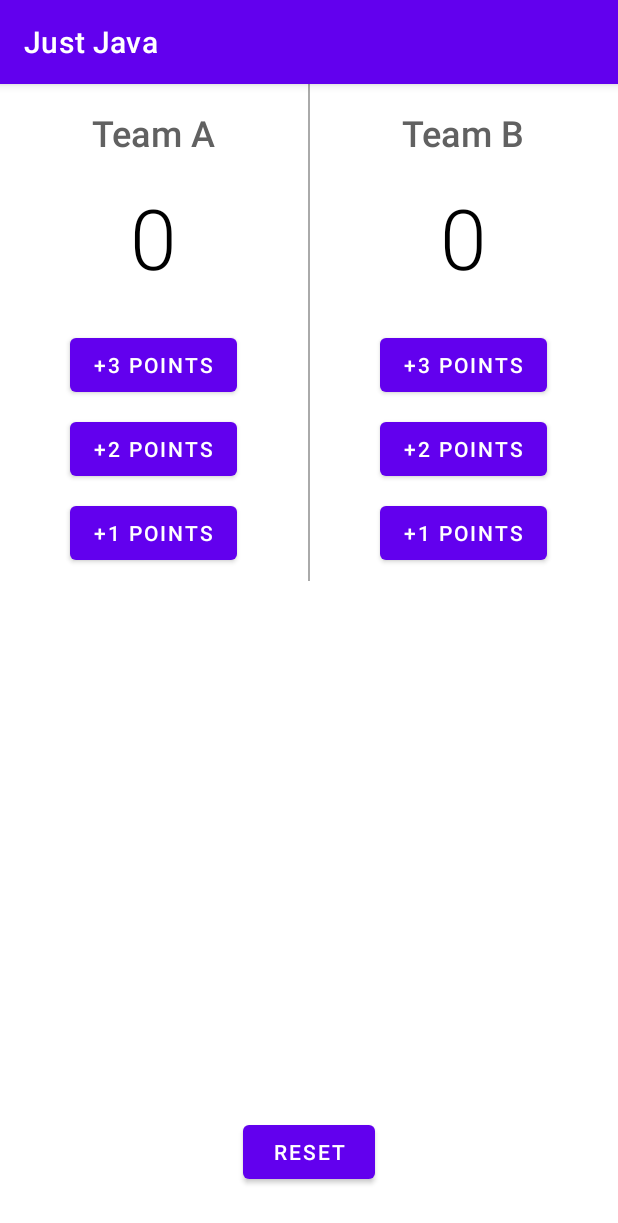
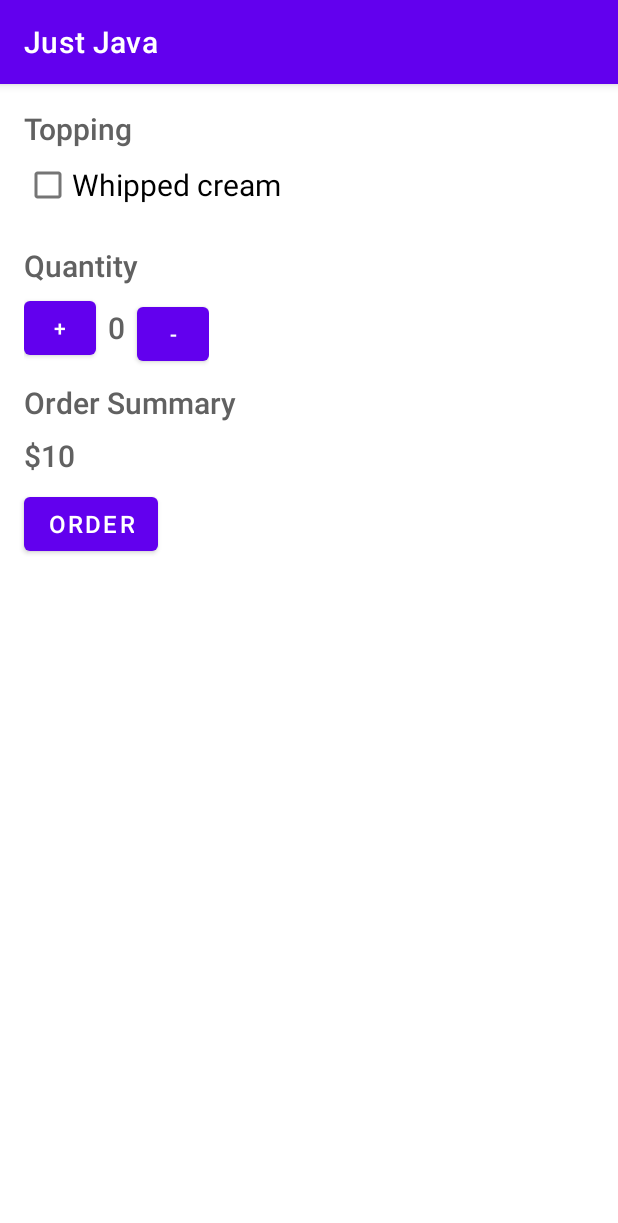
Before and after one commit to Trang90/JustJava, an Android app: the screen it shows after launch (MainActivity), on a phone screen of 412 x 824 dp. Shown: the top 1223 px of the screen. Run offline under Robolectric (Android 15) with nearby library versions, the phone set to English and light mode, and no system bars.

Commit message:
coffee order

```diff
--- a/app/src/main/java/com/example/android/justjava/MainActivity.java
+++ b/app/src/main/java/com/example/android/justjava/MainActivity.java
@@ -4,15 +4,15 @@ import androidx.appcompat.app.AppCompatActivity;
 
 import android.os.Bundle;
 import android.view.View;
+import android.widget.CheckBox;
 
 import com.example.android.justjava.databinding.ActivityMainBinding;
 
 public class MainActivity extends AppCompatActivity {
 
     private ActivityMainBinding binding;
-    int scoreA = 0;
-    int scoreB = 0;
-    String text;
+    int quantity = 0;
+    int price =0;
 
     @Override
     protected void onCreate(Bundle savedInstanceState) {
@@ -22,62 +22,30 @@ public class MainActivity extends AppCompatActivity {
         setContentView(binding.getRoot());
 
 
-        binding.tv1pA.setOnClickListener(new View.OnClickListener() {
+        binding.btnMinus.setOnClickListener(new View.OnClickListener() {
             @Override
             public void onClick(View v) {
-                scoreA = scoreA +1;
-                displayA(scoreA);
+                quantity = quantity - 1;
+                displayQuantity(quantity);
             }
         });
 
-        binding.tv2pA.setOnClickListener(new View.OnClickListener() {
+        binding.btnPlus.setOnClickListener(new View.OnClickListener() {
             @Override
             public void onClick(View v) {
-                scoreA = scoreA +2;
-                displayA(scoreA);
+                quantity = quantity +1;
+                displayQuantity(quantity);
             }
         });
 
-        binding.tv3pA.setOnClickListener(new View.OnClickListener() {
+        binding.btnOrder.setOnClickListener(new View.OnClickListener() {
             @Override
             public void onClick(View v) {
-                scoreA = scoreA +3;
-                displayA(scoreA);
-            }
-        });
-
-        binding.tvReset.setOnClickListener(new View.OnClickListener() {
-            @Override
-            public void onClick(View v) {
-                displayB(0);
-                displayA(0);
-            }
-        });
-
-        binding.tv1pB.setOnClickListener(new View.OnClickListener() {
-            @Override
-            public void onClick(View v) {
-                scoreB = scoreB + 1;
-                displayB(scoreB);
-
-            }
-        });
-
-        binding.tv2pB.setOnClickListener(new View.OnClickListener() {
-            @Override
-            public void onClick(View v) {
-                scoreB = scoreB + 2;
-                displayB(scoreB);
-
-            }
-        });
-
-        binding.tv3pB.setOnClickListener(new View.OnClickListener() {
-            @Override
-            public void onClick(View v) {
-                scoreB = scoreB + 3;
-                displayB(scoreB);
-
+                CheckBox whippedCream = binding.cbCream;
+                int price = calculatePrice();
+                boolean hasWhippedCream = whippedCream.isChecked();
+                String message= displayMsg (price, hasWhippedCream);
+                displaySummary(message);
             }
         });
 
@@ -85,12 +53,25 @@ public class MainActivity extends AppCompatActivity {
 
 
 
-    private void displayA (int number){
-        binding.tvScoreA.setText("" + number);
+    private void displayQuantity (int number){
+        binding.tvNumber.setText("" + number);
     }
 
-    private void displayB (int number){
-        binding.tvScoreB.setText("" + number);
+    private void displaySummary (String text){
+        binding.tvDisplaySummary.setText("" + text);
+    }
+
+    private String displayMsg (int price, boolean hasCream){
+       String msg = "Name: Lyla";
+        msg+= "\nAdd cream? " + hasCream;
+        msg+= "\nQuantity: " + quantity;
+        msg+= "\nTotal: " + price;
+        msg+= "\nThanks";
+        return msg;
+    }
+
+    private int calculatePrice (){
+        return price = quantity *5 ;
     }
 
 
--- a/app/src/main/res/layout/activity_main.xml
+++ b/app/src/main/res/layout/activity_main.xml
@@ -10,156 +10,118 @@
 
     <LinearLayout
         android:layout_width="match_parent"
-        android:layout_height="wrap_content"
+        android:layout_height="match_parent"
         app:layout_constraintTop_toTopOf="parent"
         app:layout_constraintStart_toStartOf="parent"
         app:layout_constraintEnd_toEndOf="parent"
-        android:orientation="horizontal">
+        android:orientation="vertical">
+
+
+
+        <TextView
+            android:id="@+id/tv_topping"
+            android:layout_width="wrap_content"
+            android:layout_height="wrap_content"
+            android:text="Topping"
+            android:layout_marginTop="16dp"
+            android:layout_marginStart="16dp"
+            android:textSize="20sp"
+            android:textColor="#616161"
+            android:fontFamily="sans-serif-medium"
+            />
+
+        <CheckBox
+            android:id="@+id/cb_cream"
+            android:layout_width="wrap_content"
+            android:layout_height="wrap_content"
+            android:text="Whipped cream"
+            android:layout_marginStart="16dp"
+            android:textSize="20sp"/>
+
+        <TextView
+            android:id="@+id/tv_quantity"
+            android:layout_width="wrap_content"
+            android:layout_height="wrap_content"
+            android:text="Quantity"
+            android:layout_marginTop="16dp"
+            android:layout_marginBottom="8dp"
+            android:textSize="20sp"
+            android:textColor="#616161"
+            android:fontFamily="sans-serif-medium"
+            android:layout_marginStart="16dp"/>
 
         <LinearLayout
             android:layout_width="wrap_content"
             android:layout_height="wrap_content"
-            android:layout_weight="1"
-            android:orientation="vertical">
+            android:orientation="horizontal"
+            android:layout_marginStart="16dp"
+            >
+
+            <Button
+                android:id="@+id/btn_plus"
+                android:layout_width="48dp"
+                android:layout_height="48dp"
+                android:text="+"
+                android:layout_gravity="center"
+                android:layout_marginBottom="8dp"
+                />
 
             <TextView
-                android:id="@+id/tv_teamA"
-                android:layout_width="wrap_content"
-                android:layout_height="wrap_content"
-                android:text="Team A"
-                android:layout_marginTop="16dp"
-                android:layout_gravity="center"
-                android:textSize="24sp"
-                android:textColor="#616161"
-                android:fontFamily="sans-serif-medium"/>
-
-            <TextView
-                android:id="@+id/tv_scoreA"
+                android:id="@+id/tv_number"
                 android:layout_width="wrap_content"
                 android:layout_height="wrap_content"
                 android:text="0"
-                android:layout_marginBottom="24dp"
-                android:layout_marginTop="16dp"
+                android:layout_marginLeft="8dp"
+                android:layout_marginRight="8dp"
+                android:layout_marginBottom="8dp"
                 android:layout_gravity="center"
-                android:textSize="56sp"
-                android:textColor="#000000"
-                android:fontFamily="sans-serif-light"/>
+                android:textSize="20sp"
+                android:textColor="#616161"
+                android:fontFamily="sans-serif-medium"
+                />
 
             <Button
-                android:id="@+id/tv_3pA"
-                android:layout_width="wrap_content"
-                android:layout_height="wrap_content"
-                android:text="+3 Points"
+                android:id="@+id/btn_minus"
+                android:layout_width="48dp"
+                android:layout_height="48dp"
+                android:text="-"
                 android:layout_marginBottom="8dp"
-                android:layout_marginEnd="24dp"
-                android:layout_marginStart="24dp"
-                android:layout_gravity="center"/>
-
-            <Button
-                android:id="@+id/tv_2pA"
-                android:layout_width="wrap_content"
-                android:layout_height="wrap_content"
-                android:text="+2 Points"
-                android:layout_marginBottom="8dp"
-                android:layout_marginEnd="24dp"
-                android:layout_marginStart="24dp"
-                android:layout_gravity="center"/>
-
-            <Button
-                android:id="@+id/tv_1pA"
-                android:layout_width="wrap_content"
-                android:layout_height="wrap_content"
-                android:text="+1 Points"
-                android:layout_marginBottom="8dp"
-                android:layout_marginEnd="24dp"
-                android:layout_marginStart="24dp"
-                android:layout_gravity="center"/>
-
-
+                />
         </LinearLayout>
 
-        <View
-            android:layout_width="1dp"
-            android:layout_height="match_parent"
-            android:background="@android:color/darker_gray"
-            />
-
-        <LinearLayout
+        <TextView
+            android:id="@+id/tv_summary"
             android:layout_width="wrap_content"
             android:layout_height="wrap_content"
-            android:layout_weight="1"
-            android:orientation="vertical">
+            android:text="Order Summary"
+            android:layout_marginBottom="8dp"
+            android:layout_marginStart="16dp"
+            android:textSize="20sp"
+            android:textColor="#616161"
+            android:fontFamily="sans-serif-medium"/>
 
-            <TextView
-                android:id="@+id/tv_teamB"
-                android:layout_width="wrap_content"
-                android:layout_height="wrap_content"
-                android:text="Team B"
-                android:layout_marginTop="16dp"
-                android:layout_gravity="center"
-                android:textSize="24sp"
-                android:textColor="#616161"
-                android:fontFamily="sans-serif-medium"/>
+        <TextView
+            android:id="@+id/tv_displaySummary"
+            android:layout_width="wrap_content"
+            android:layout_height="wrap_content"
+            android:text="$10"
+            android:layout_marginStart="16dp"
+            android:layout_marginBottom="8dp"
+            android:textSize="20sp"
+            android:textColor="#616161"
+            android:fontFamily="sans-serif-medium"/>
 
-            <TextView
-                android:id="@+id/tv_scoreB"
-                android:layout_width="wrap_content"
-                android:layout_height="wrap_content"
-                android:text="0"
-                android:layout_marginBottom="24dp"
-                android:layout_marginTop="16dp"
-                android:layout_gravity="center"
-                android:textSize="56sp"
-                android:textColor="#000000"
-                android:fontFamily="sans-serif-light"/>
-
-            <Button
-                android:id="@+id/tv_3pB"
-                android:layout_width="wrap_content"
-                android:layout_height="wrap_content"
-                android:text="+3 Points"
-                android:layout_marginBottom="8dp"
-                android:layout_marginEnd="24dp"
-                android:layout_marginStart="24dp"
-                android:layout_gravity="center"/>
-
-            <Button
-                android:id="@+id/tv_2pB"
-                android:layout_width="wrap_content"
-                android:layout_height="wrap_content"
-                android:text="+2 Points"
-                android:layout_marginBottom="8dp"
-                android:layout_marginEnd="24dp"
-                android:layout_marginStart="24dp"
-                android:layout_gravity="center"/>
-
-            <Button
-                android:id="@+id/tv_1pB"
-                android:layout_width="wrap_content"
-                android:layout_height="wrap_content"
-                android:text="+1 Points"
-                android:layout_marginBottom="8dp"
-                android:layout_marginEnd="24dp"
-                android:layout_marginStart="24dp"
-                android:layout_gravity="center"/>
-
-
-        </LinearLayout>
-
+        <Button
+            android:id="@+id/btn_order"
+            android:layout_width="wrap_content"
+            android:layout_height="wrap_content"
+            android:text="Order"
+            android:layout_marginStart="16dp"
+            android:layout_marginBottom="8dp"
+            android:textSize="16sp"
+            />
 
     </LinearLayout>
 
 
-
-    <Button
-        android:id="@+id/tv_Reset"
-        android:layout_width="wrap_content"
-        android:layout_height="wrap_content"
-        android:text="Reset"
-        android:layout_gravity="center"
-        android:layout_marginBottom="32dp"
-        app:layout_constraintBottom_toBottomOf="parent"
-        app:layout_constraintStart_toStartOf="parent"
-        app:layout_constraintEnd_toEndOf="parent"/>
-
 </androidx.constraintlayout.widget.ConstraintLayout>
--- a/app/src/main/res/values/strings.xml
+++ b/app/src/main/res/values/strings.xml
@@ -1,3 +1,10 @@
 <resources>
     <string name="app_name">Just Java</string>
+
+
+    <string name="lyla">Lyla the Name</string>
+    <string name="add_cream">Add whipped cream?</string>
+    <string name="quantity">Quantity: </string>
+    <string name="total">Total: $ </string>
+    <string name="thanks">Thank you!</string>
 </resources>
```
